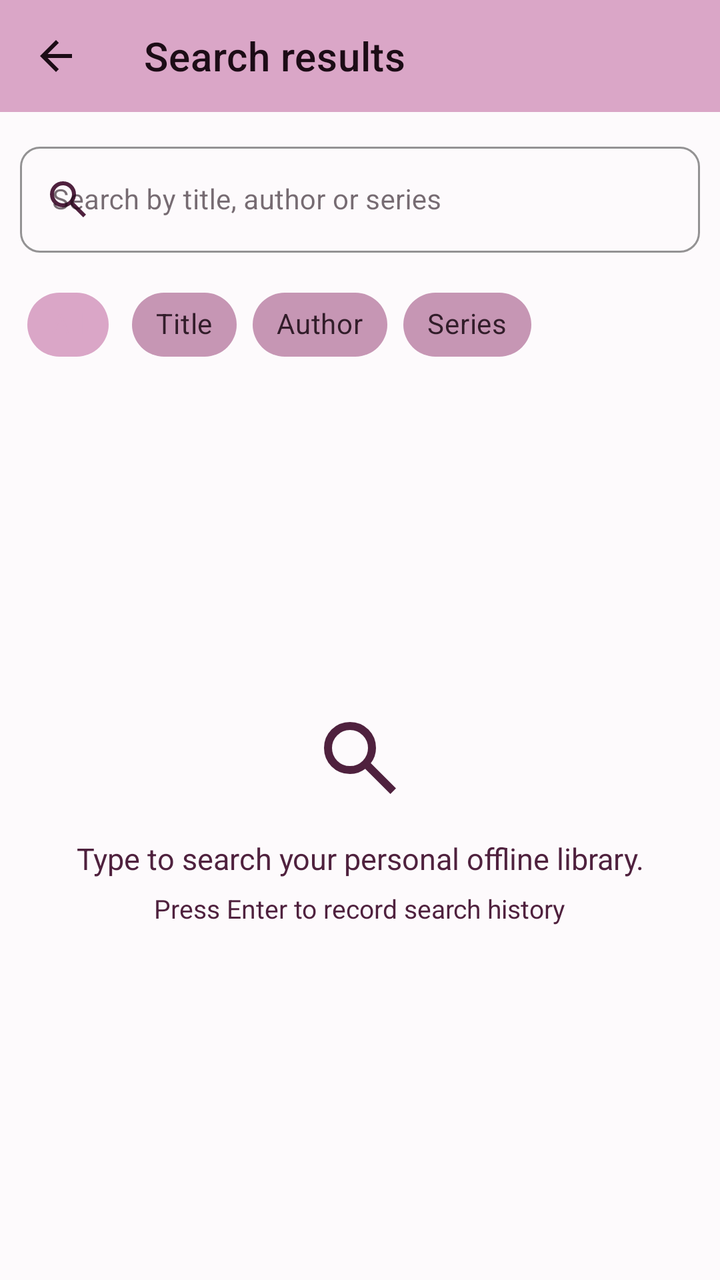
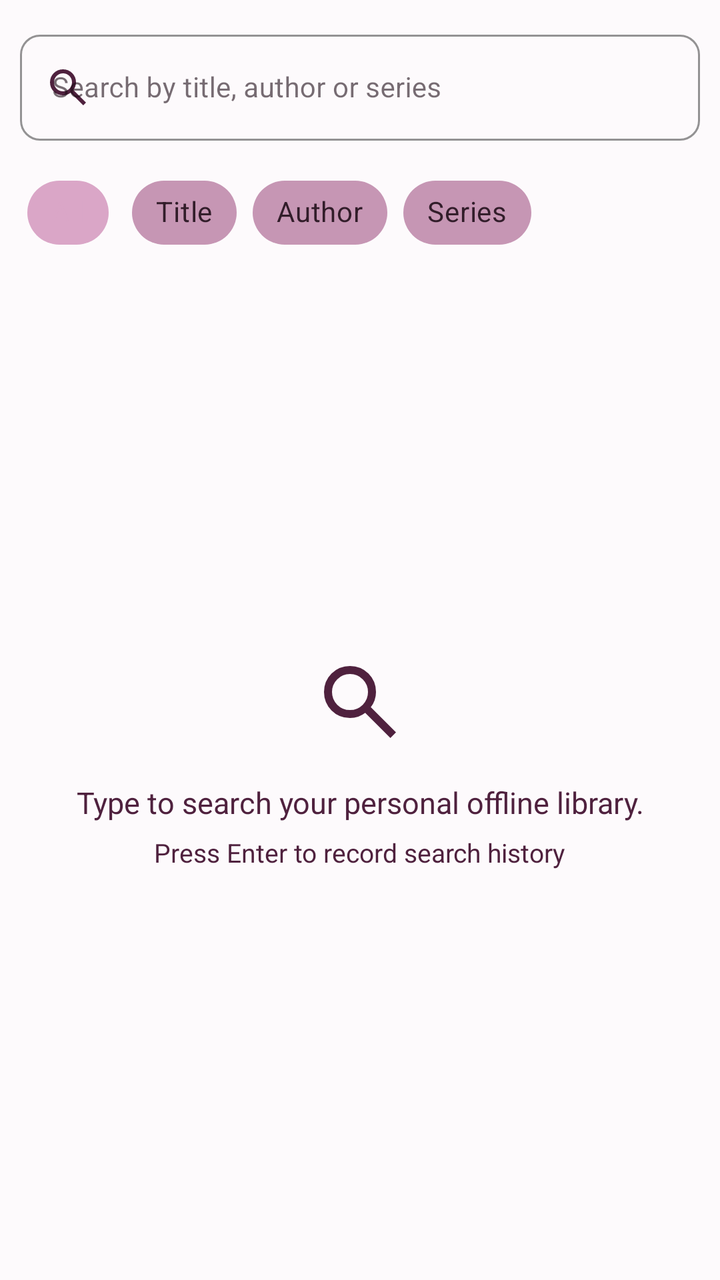

Before-and-after screenshots of an Android layout around one commit, followed by the original layout XML and the change that was made.
<!-- AndroidManifest.xml: activity theme Theme.EpubReader -->
<!-- res/layout/activity_search.xml -->
<?xml version="1.0" encoding="utf-8"?>
<LinearLayout xmlns:android="http://schemas.android.com/apk/res/android"
    xmlns:app="http://schemas.android.com/apk/res-auto"
    android:layout_width="match_parent"
    android:layout_height="match_parent"
    android:orientation="vertical"
    android:background="@color/palette_eggplant"
    android:fitsSystemWindows="true">

    <com.google.android.material.appbar.MaterialToolbar
        android:id="@+id/searchToolbar"
        android:layout_width="match_parent"
        android:layout_height="?attr/actionBarSize"
        android:background="@color/palette_plum"
        app:navigationIcon="@drawable/ic_arrow_back"
        app:navigationIconTint="@color/palette_mint"
        app:title="@string/search_results"
        app:titleTextColor="@color/palette_mint" />

    <androidx.core.widget.NestedScrollView
        android:layout_width="match_parent"
        android:layout_height="0dp"
        android:layout_weight="1"
        android:fillViewport="true"
        android:clipToPadding="false"
        android:paddingStart="@dimen/app_grid_edge_h"
        android:paddingEnd="@dimen/app_grid_edge_h"
        android:paddingTop="12dp"
        android:paddingBottom="24dp">

        <LinearLayout
            android:layout_width="match_parent"
            android:layout_height="match_parent"
            android:orientation="vertical">

            <com.google.android.material.textfield.TextInputLayout
                android:id="@+id/searchLayout"
                style="@style/Widget.MaterialComponents.TextInputLayout.OutlinedBox"
                android:layout_width="match_parent"
                android:layout_height="wrap_content"
                android:layout_marginBottom="12dp"
                android:hint="@string/search_hint_books"
                app:boxBackgroundColor="@color/palette_eggplant"
                app:boxStrokeColor="@color/palette_plum"
                app:boxCornerRadiusTopStart="10dp"
                app:boxCornerRadiusTopEnd="10dp"
                app:boxCornerRadiusBottomStart="10dp"
                app:boxCornerRadiusBottomEnd="10dp"
                app:startIconDrawable="@drawable/ic_search"
                app:startIconTint="@color/palette_slate"
                app:endIconMode="clear_text"
                app:endIconDrawable="@drawable/ic_close"
                app:endIconTint="@color/palette_slate">

                <com.google.android.material.textfield.TextInputEditText
                    android:id="@+id/searchEdit"
                    android:layout_width="match_parent"
                    android:layout_height="wrap_content"
                    android:imeOptions="actionSearch"
                    android:inputType="text"
                    android:maxLines="1"
                    android:textColor="@color/palette_mint"
                    android:textColorHint="@color/palette_slate"
                    android:textSize="14sp" />
            </com.google.android.material.textfield.TextInputLayout>

            <com.google.android.material.chip.ChipGroup
                android:id="@+id/filterChipGroup"
                android:layout_width="match_parent"
                android:layout_height="wrap_content"
                android:layout_marginBottom="16dp"
                app:singleSelection="true"
                app:selectionRequired="true">

                <com.google.android.material.chip.Chip
                    android:id="@+id/chipAll"
                    style="@style/Widget.MaterialComponents.Chip.Choice"
                    android:layout_width="wrap_content"
                    android:layout_height="wrap_content"
                    android:checked="true"
                    android:text="@string/filter_all" />

                <com.google.android.material.chip.Chip
                    android:id="@+id/chipTitle"
                    style="@style/Widget.MaterialComponents.Chip.Choice"
                    android:layout_width="wrap_content"
                    android:layout_height="wrap_content"
                    android:text="@string/filter_title" />

                <com.google.android.material.chip.Chip
                    android:id="@+id/chipAuthor"
                    style="@style/Widget.MaterialComponents.Chip.Choice"
                    android:layout_width="wrap_content"
                    android:layout_height="wrap_content"
                    android:text="@string/filter_author" />

                <com.google.android.material.chip.Chip
                    android:id="@+id/chipSeries"
                    style="@style/Widget.MaterialComponents.Chip.Choice"
                    android:layout_width="wrap_content"
                    android:layout_height="wrap_content"
                    android:text="@string/filter_series" />
            </com.google.android.material.chip.ChipGroup>

            
            <LinearLayout
                android:id="@+id/recentSearchesLayout"
                android:layout_width="match_parent"
                android:layout_height="wrap_content"
                android:orientation="vertical"
                android:layout_marginBottom="16dp"
                android:visibility="gone">

                <LinearLayout
                    android:layout_width="match_parent"
                    android:layout_height="wrap_content"
                    android:gravity="center_vertical"
                    android:orientation="horizontal">

                    <ImageView
                        android:layout_width="18dp"
                        android:layout_height="18dp"
                        android:contentDescription="@null"
                        android:src="@drawable/ic_recent_schedule"
                        app:tint="@color/palette_slate" />

                    <TextView
                        android:layout_width="0dp"
                        android:layout_height="wrap_content"
                        android:layout_weight="1"
                        android:layout_marginStart="8dp"
                        android:text="@string/recent_searches_title"
                        android:textColor="@color/palette_slate"
                        android:textSize="15sp"
                        android:textStyle="bold" />

                    <ImageView
                        android:layout_width="15dp"
                        android:layout_height="15dp"
                        android:contentDescription="@null"
                        android:src="@drawable/ic_delete"
                        app:tint="@color/palette_slate" />

                    <TextView
                        android:id="@+id/btnClearHistory"
                        android:layout_width="wrap_content"
                        android:layout_height="wrap_content"
                        android:background="?attr/selectableItemBackground"
                        android:clickable="true"
                        android:focusable="true"
                        android:padding="4dp"
                        android:text="@string/clear_history"
                        android:textColor="@color/palette_slate"
                        android:textSize="12sp"
                        android:textStyle="bold"  />
                </LinearLayout>

                <View
                    android:layout_width="match_parent"
                    android:layout_height="1dp"
                    android:layout_marginTop="6dp"
                    android:layout_marginBottom="8dp"
                    android:background="@color/palette_purple" />

                <androidx.core.widget.NestedScrollView
                    android:id="@+id/recentScrollView"
                    android:layout_width="match_parent"
                    android:layout_height="wrap_content"
                    android:overScrollMode="never"
                    android:scrollbars="vertical">

                    <com.google.android.material.chip.ChipGroup
                        android:id="@+id/recentChipGroup"
                        android:layout_width="match_parent"
                        android:layout_height="wrap_content"
                        app:singleLine="false"
                        app:chipSpacingHorizontal="8dp"
                        app:chipSpacingVertical="6dp" />

                </androidx.core.widget.NestedScrollView>

            </LinearLayout>

            
            <LinearLayout
                android:id="@+id/searchEmpty"
                android:layout_width="match_parent"
                android:layout_height="0dp"
                android:layout_weight="1"
                android:gravity="center"
                android:orientation="vertical"
                android:paddingTop="20dp"
                android:paddingBottom="20dp"
                android:visibility="visible">

                <ImageView
                    android:layout_width="48dp"
                    android:layout_height="48dp"
                    android:contentDescription="@null"
                    android:src="@drawable/ic_search"
                    app:tint="@color/palette_slate" />

                <TextView
                    android:layout_width="wrap_content"
                    android:layout_height="wrap_content"
                    android:layout_marginTop="16dp"
                    android:gravity="center"
                    android:text="@string/search_empty_line1"
                    android:textColor="@color/palette_slate"
                    android:textSize="15sp" />

                <TextView
                    android:layout_width="wrap_content"
                    android:layout_height="wrap_content"
                    android:layout_marginTop="6dp"
                    android:gravity="center"
                    android:text="@string/search_empty_line2"
                    android:textColor="@color/palette_slate"
                    android:textSize="13sp" />
            </LinearLayout>

            
            <LinearLayout
                android:id="@+id/searchNoResultsLayout"
                android:layout_width="match_parent"
                android:layout_height="0dp"
                android:layout_weight="1"
                android:gravity="center"
                android:orientation="vertical"
                android:paddingTop="20dp"
                android:paddingBottom="20dp"
                android:visibility="gone">

                <TextView
                    android:layout_width="wrap_content"
                    android:layout_height="wrap_content"
                    android:text="@string/no_results_found"
                    android:textColor="@color/palette_mint"
                    android:textSize="16sp"
                    android:textStyle="bold" />

                <TextView
                    android:layout_width="wrap_content"
                    android:layout_height="wrap_content"
                    android:layout_marginTop="6dp"
                    android:gravity="center"
                    android:text="@string/no_results_subtitle"
                    android:textColor="@color/palette_slate"
                    android:textSize="14sp" />
            </LinearLayout>

            
            <androidx.recyclerview.widget.RecyclerView
                android:id="@+id/searchRecycler"
                android:layout_width="match_parent"
                android:layout_height="wrap_content"
                android:nestedScrollingEnabled="false"
                android:overScrollMode="never"
                android:visibility="gone" />

        </LinearLayout>
    </androidx.core.widget.NestedScrollView>

</LinearLayout>
<!-- resources referenced by this layout -->
<resources>
  <color name="palette_eggplant">@color/palette_plum_wine</color>
  <color name="palette_mint">@color/palette_china</color>
  <color name="palette_plum">@color/palette_copper_rose</color>
  <color name="palette_purple">@color/palette_rose_water</color>
  <color name="palette_slate">@color/palette_dusty_rose</color>
  <dimen name="app_grid_edge_h">10dp</dimen>
  <!-- drawable ic_arrow_back (drawable) -->
  <?xml version="1.0" encoding="utf-8"?>
  <vector xmlns:android="http://schemas.android.com/apk/res/android"
      android:width="24dp"
      android:height="24dp"
      android:viewportWidth="24"
      android:viewportHeight="24">
      <path
          android:fillColor="@color/white"
          android:pathData="M20 11H7.83l5.59-5.59L12 4l-8 8 8 8 1.41-1.41L7.83 13H20v-2z" />
  </vector>
  <!-- drawable ic_close (drawable) -->
  <?xml version="1.0" encoding="utf-8"?>
  <vector xmlns:android="http://schemas.android.com/apk/res/android"
      android:width="24dp" android:height="24dp"
      android:viewportWidth="24" android:viewportHeight="24">
      <path android:fillColor="@color/white" android:pathData="M19 6.41L17.59 5 12 10.59 6.41 5 5 6.41 10.59 12 5 17.59 6.41 19 12 13.41 17.59 19 19 17.59 13.41 12z" />
  </vector>
  <!-- drawable ic_delete (drawable) -->
  <?xml version="1.0" encoding="utf-8"?>
  <vector xmlns:android="http://schemas.android.com/apk/res/android"
      android:width="24dp" android:height="24dp"
      android:viewportWidth="24" android:viewportHeight="24">
      <path
          android:fillColor="@color/white"
          android:pathData="M 7,21 q -0.825,0 -1.4125,-0.5875 T 5,19 v -13 h -1 v -2 h 5 v -1 h 6 v 1 h 5 v 2 h -1 v 13 q 0,0.825 -0.5875,1.4125 T 17,21 H 7 Z m 10,-15 H 7 v 13 h 10 v -13 Z M 9,17 h 2 v -9 h -2 v 9 Z m 4,0 h 2 v -9 h -2 v 9 Z M 7,6 v 13 -13 Z" />
  
  </vector>
  <string name="clear_history">Clear history</string>
  <string name="filter_all">All</string>
  <string name="filter_author">Author</string>
  <string name="filter_series">Series</string>
  <string name="filter_title">Title</string>
  <string name="no_results_found">No results found</string>
  <string name="no_results_subtitle">Try another keyword or change your filter.</string>
  <string name="recent_searches_title">RECENT SEARCHES</string>
  <string name="search_empty_line1">Type to search your personal offline library.</string>
  <string name="search_empty_line2">Press Enter to record search history</string>
  <string name="search_hint_books">Search by title, author or series</string>
  <string name="search_results">Search results</string>
  <color name="palette_plum_wine">#fdfafc</color>
  <color name="palette_china">#1c0c16</color>
  <color name="palette_copper_rose">#daa6c7</color>
  <color name="palette_rose_water">#823666</color>
  <color name="palette_dusty_rose">#4f213e</color>
  <color name="white">#000000</color>
  <color name="black">#FFFFFF</color>
  <style name="Widget.EpubReader.Toolbar" parent="Widget.MaterialComponents.Toolbar">
          <item name="titleTextColor">@color/palette_mint</item>
          <item name="subtitleTextColor">@color/palette_slate</item>
          <item name="navigationIconTint">@color/palette_mint</item>
          <item name="actionMenuTextColor">@color/palette_mint</item>
      </style>
  <style name="Widget.EpubReader.DrawerArrowToggle" parent="Widget.AppCompat.DrawerArrowToggle">
          <item name="color">@color/palette_mint</item>
      </style>
  <!-- unchanged entries left out for length: 3 -->
</resources>

<!-- the commit's change to res/layout/activity_search.xml (unified diff, before → after) -->
@@ -7,15 +7,10 @@
     android:background="@color/palette_eggplant"
     android:fitsSystemWindows="true">
 
-    <com.google.android.material.appbar.MaterialToolbar
-        android:id="@+id/searchToolbar"
+    <FrameLayout
+        android:id="@+id/headerContainer"
         android:layout_width="match_parent"
-        android:layout_height="?attr/actionBarSize"
-        android:background="@color/palette_plum"
-        app:navigationIcon="@drawable/ic_arrow_back"
-        app:navigationIconTint="@color/palette_mint"
-        app:title="@string/search_results"
-        app:titleTextColor="@color/palette_mint" />
+        android:layout_height="wrap_content" />
 
     <androidx.core.widget.NestedScrollView
         android:layout_width="match_parent"
<!-- resource entries referenced after the edit -->
@@ -6,17 +6,6 @@
   <color name="palette_purple">@color/palette_rose_water</color>
   <color name="palette_slate">@color/palette_dusty_rose</color>
   <dimen name="app_grid_edge_h">10dp</dimen>
-  <!-- drawable ic_arrow_back (drawable) -->
-  <?xml version="1.0" encoding="utf-8"?>
-  <vector xmlns:android="http://schemas.android.com/apk/res/android"
-      android:width="24dp"
-      android:height="24dp"
-      android:viewportWidth="24"
-      android:viewportHeight="24">
-      <path
-          android:fillColor="@color/white"
-          android:pathData="M20 11H7.83l5.59-5.59L12 4l-8 8 8 8 1.41-1.41L7.83 13H20v-2z" />
-  </vector>
   <!-- drawable ic_close (drawable) -->
   <?xml version="1.0" encoding="utf-8"?>
   <vector xmlns:android="http://schemas.android.com/apk/res/android"
@@ -45,7 +34,6 @@
   <string name="search_empty_line1">Type to search your personal offline library.</string>
   <string name="search_empty_line2">Press Enter to record search history</string>
   <string name="search_hint_books">Search by title, author or series</string>
-  <string name="search_results">Search results</string>
   <color name="palette_plum_wine">#fdfafc</color>
   <color name="palette_china">#1c0c16</color>
   <color name="palette_copper_rose">#daa6c7</color>
